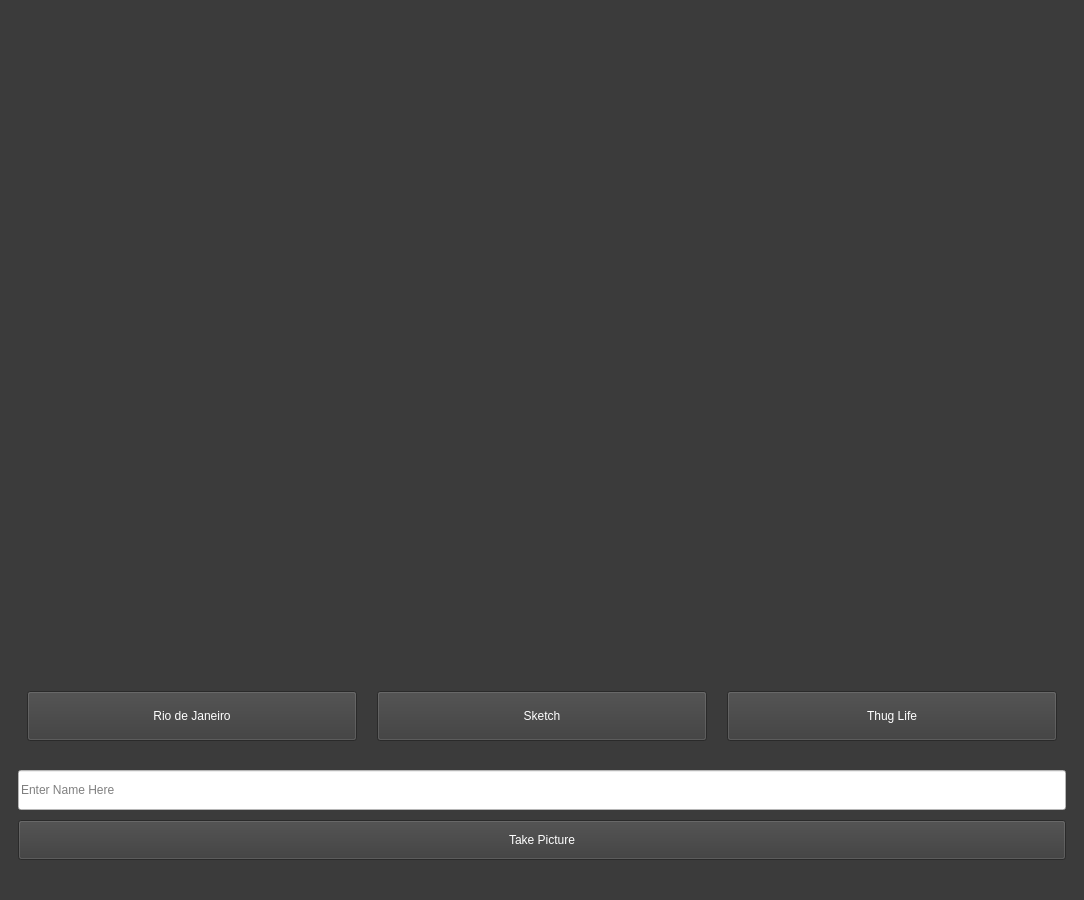
Old version of the form Form/main_window.ui in the repository joelmakes/FilterMe.
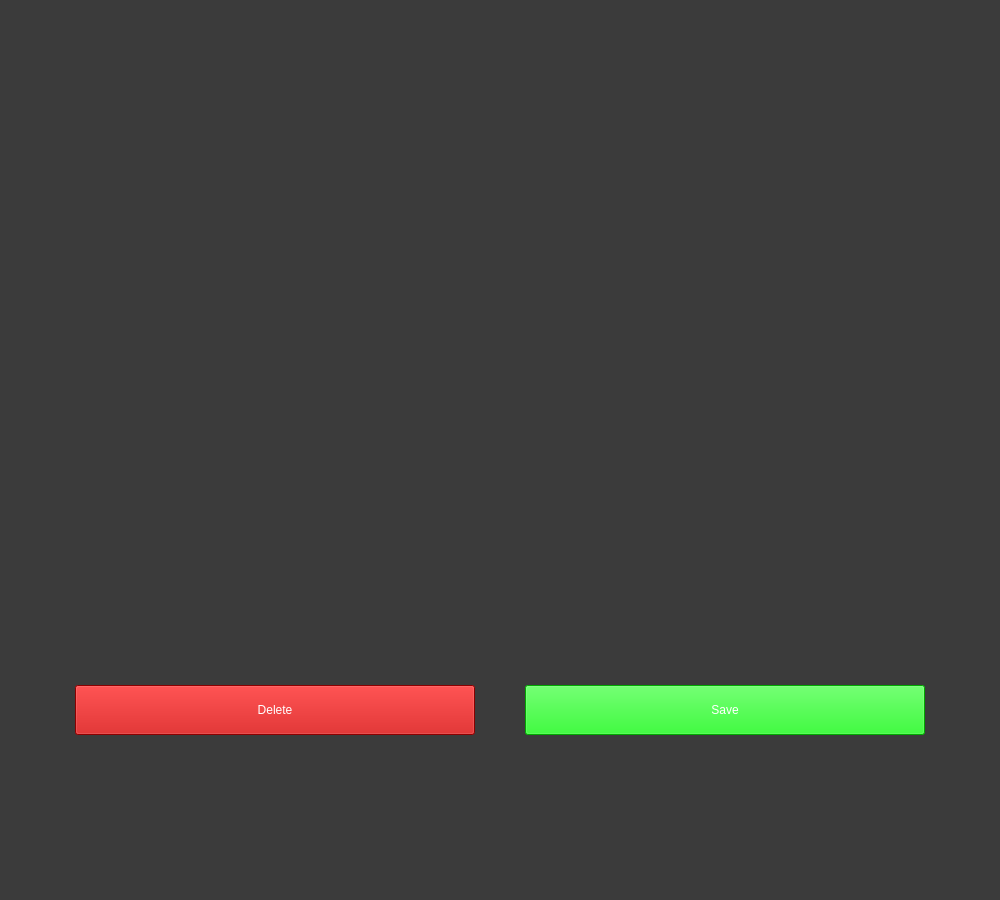
New version of the form.

Commit message: Created new image preview window with save/delete buttons with image preview label

Patch:
```diff
--- a/Form/main_window.ui
+++ b/Form/main_window.ui
@@ -6,7 +6,7 @@
    <rect>
     <x>0</x>
     <y>0</y>
-    <width>1084</width>
+    <width>1000</width>
     <height>900</height>
    </rect>
   </property>
@@ -51,6 +51,19 @@
    </property>
    <layout class="QVBoxLayout" name="verticalLayout">
     <item>
+     <widget class="QStackedWidget" name="stackedWidget">
+      <property name="layoutDirection">
+       <enum>Qt::LayoutDirection::LeftToRight</enum>
+      </property>
+      <property name="autoFillBackground">
+       <bool>false</bool>
+      </property>
+      <property name="currentIndex">
+       <number>1</number>
+      </property>
+      <widget class="QWidget" name="page_23">
+       <layout class="QVBoxLayout" name="verticalLayout_4">
+        <item>
      <layout class="QHBoxLayout" name="horizontalLayout_5">
       <property name="spacing">
        <number>0</number>
@@ -286,6 +299,139 @@
         </layout>
        </item>
       </layout>
+         </widget>
+        </item>
+       </layout>
+      </widget>
+      <widget class="QWidget" name="page_24">
+       <layout class="QVBoxLayout" name="verticalLayout_7">
+        <item>
+         <layout class="QHBoxLayout" name="horizontalLayout_8">
+          <item>
+           <widget class="QWidget" name="widget_photo_display" native="true">
+            <property name="maximumSize">
+             <size>
+              <width>700</width>
+              <height>700</height>
+             </size>
+            </property>
+            <layout class="QHBoxLayout" name="horizontalLayout_11">
+             <item>
+              <layout class="QVBoxLayout" name="verticalLayout_5">
+               <item>
+                <widget class="QLabel" name="QLabel_webcam_display_2">
+                 <property name="sizePolicy">
+                  <sizepolicy hsizetype="Preferred" vsizetype="Preferred">
+                   <horstretch>0</horstretch>
+                   <verstretch>0</verstretch>
+                  </sizepolicy>
+                 </property>
+                 <property name="maximumSize">
+                  <size>
+                   <width>500</width>
+                   <height>600</height>
+                  </size>
+                 </property>
+                 <property name="autoFillBackground">
+                  <bool>false</bool>
+                 </property>
+                 <property name="styleSheet">
+                  <string notr="true">background-color: rgb(59, 59, 59);
+border-color: rgb(255, 255, 255);
+</string>
+                 </property>
+                 <property name="text">
+                  <string/>
+                 </property>
+                 <property name="textFormat">
+                  <enum>Qt::TextFormat::RichText</enum>
+                 </property>
+                 <property name="scaledContents">
+                  <bool>false</bool>
+                 </property>
+                 <property name="alignment">
+                  <set>Qt::AlignmentFlag::AlignCenter</set>
+                 </property>
+                </widget>
+               </item>
+              </layout>
+             </item>
+            </layout>
+           </widget>
+          </item>
+         </layout>
+        </item>
+        <item>
+         <widget class="QWidget" name="widget_buttons_2" native="true">
+          <property name="maximumSize">
+           <size>
+            <width>16777215</width>
+            <height>300</height>
+           </size>
+          </property>
+          <layout class="QHBoxLayout" name="horizontalLayout_7">
+           <property name="sizeConstraint">
+            <enum>QLayout::SizeConstraint::SetNoConstraint</enum>
+           </property>
+           <item>
+            <layout class="QHBoxLayout" name="horizontalLayout_9">
+             <property name="spacing">
+              <number>50</number>
+             </property>
+             <property name="sizeConstraint">
+              <enum>QLayout::SizeConstraint::SetDefaultConstraint</enum>
+             </property>
+             <item>
+              <widget class="QPushButton" name="pushButton_delete">
+               <property name="minimumSize">
+                <size>
+                 <width>300</width>
+                 <height>40</height>
+                </size>
+               </property>
+               <property name="maximumSize">
+                <size>
+                 <width>400</width>
+                 <height>50</height>
+                </size>
+               </property>
+               <property name="styleSheet">
+                <string notr="true">background-color: rgb(194, 0, 0);</string>
+               </property>
+               <property name="text">
+                <string>Delete</string>
+               </property>
+              </widget>
+             </item>
+             <item>
+              <widget class="QPushButton" name="pushButton_save">
+               <property name="minimumSize">
+                <size>
+                 <width>300</width>
+                 <height>40</height>
+                </size>
+               </property>
+               <property name="maximumSize">
+                <size>
+                 <width>400</width>
+                 <height>50</height>
+                </size>
+               </property>
+               <property name="styleSheet">
+                <string notr="true">background-color: rgb(0, 236, 0);</string>
+               </property>
+               <property name="text">
+                <string>Save</string>
+               </property>
+              </widget>
+             </item>
+            </layout>
+           </item>
+          </layout>
+         </widget>
+        </item>
+       </layout>
+      </widget>
      </widget>
     </item>
    </layout>
```
Left out of the diff: 76 changed lines with no effect on the pictures. Lines whose indentation alone changed are shown as unchanged.
